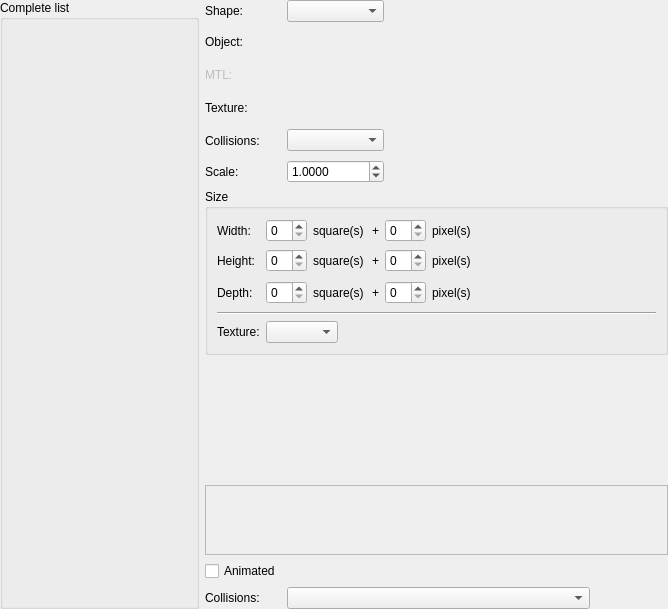
Old version of the form Editor/Dialogs/SpecialElements/panelspecialelements.ui in the repository RPG-Paper-Maker/RPG-Paper-Maker.
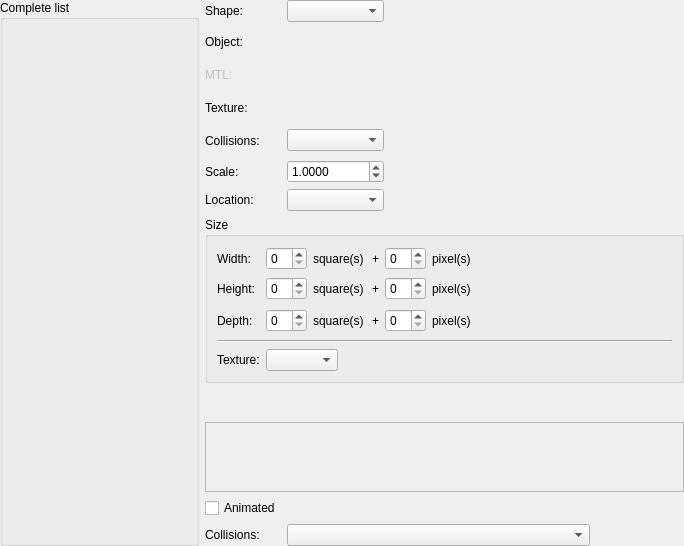
New version of the form. Custom widgets are drawn as their Qt base class.

Commit message: [WIP] Objects 3D: choose location centered or grounded: added position dropdown

What changed in the file:
```diff
--- a/Editor/Dialogs/SpecialElements/panelspecialelements.ui
+++ b/Editor/Dialogs/SpecialElements/panelspecialelements.ui
@@ -6,8 +6,8 @@
    <rect>
     <x>0</x>
     <y>0</y>
-    <width>668</width>
-    <height>609</height>
+    <width>684</width>
+    <height>546</height>
    </rect>
   </property>
   <property name="windowTitle">
@@ -66,47 +66,9 @@
       </widget>
      </item>
      <item>
-      <layout class="QGridLayout" name="gridLayout_3" rowstretch="0,0,0,0,0,0,0,1,1,1,0,0">
-       <item row="5" column="2" colspan="3">
-        <spacer name="horizontalSpacer_6">
-         <property name="orientation">
-          <enum>Qt::Horizontal</enum>
-         </property>
-         <property name="sizeHint" stdset="0">
-          <size>
-           <width>228</width>
-           <height>20</height>
-          </size>
-         </property>
-        </spacer>
-       </item>
-       <item row="9" column="0" colspan="5">
-        <widget class="QScrollArea" name="scrollArea">
-         <property name="widgetResizable">
-          <bool>true</bool>
-         </property>
-         <widget class="QWidget" name="scrollAreaWidgetContents">
-          <property name="geometry">
-           <rect>
-            <x>0</x>
-            <y>0</y>
-            <width>457</width>
-            <height>68</height>
-           </rect>
-          </property>
-          <layout class="QGridLayout" name="gridLayout_5">
-           <item row="0" column="0">
-            <widget class="WidgetShowPicture" name="widgetShowPicture" native="true"/>
-           </item>
-          </layout>
-         </widget>
-        </widget>
-       </item>
-       <item row="2" column="1" colspan="2">
-        <widget class="WidgetShape" name="widgetShapeMtl" native="true">
-         <property name="enabled">
-          <bool>false</bool>
-         </property>
+      <layout class="QGridLayout" name="gridLayout_3" rowstretch="0,0,0,0,0,0,0,1,1,1,0,0,0">
+       <item row="4" column="2" colspan="2">
+        <widget class="WidgetShape" name="widgetShapeCollisions" native="true">
          <property name="minimumSize">
           <size>
            <width>200</width>
@@ -121,6 +83,13 @@
          </property>
         </widget>
        </item>
+       <item row="4" column="0">
+        <widget class="QLabel" name="labelCollisions">
+         <property name="text">
+          <string>Collisions:</string>
+         </property>
+        </widget>
+       </item>
        <item row="0" column="2" colspan="3">
         <spacer name="horizontalSpacer_4">
          <property name="orientation">
@@ -134,76 +103,7 @@
          </property>
         </spacer>
        </item>
-       <item row="4" column="4">
-        <spacer name="horizontalSpacer">
-         <property name="orientation">
-          <enum>Qt::Horizontal</enum>
-         </property>
-         <property name="sizeHint" stdset="0">
-          <size>
-           <width>18</width>
-           <height>20</height>
-          </size>
-         </property>
-        </spacer>
-       </item>
-       <item row="11" column="4">
-        <spacer name="horizontalSpacer_7">
-         <property name="orientation">
-          <enum>Qt::Horizontal</enum>
-         </property>
-         <property name="sizeHint" stdset="0">
-          <size>
-           <width>40</width>
-           <height>20</height>
-          </size>
-         </property>
-        </spacer>
-       </item>
-       <item row="4" column="1">
-        <widget class="QComboBox" name="comboBoxCollision"/>
-       </item>
-       <item row="8" column="0" colspan="5">
-        <widget class="WidgetPreviewObject3D" name="widgetPreviewObject3D" native="true"/>
-       </item>
-       <item row="3" column="0">
-        <widget class="QLabel" name="labelTexture">
-         <property name="text">
-          <string>Texture:</string>
-         </property>
-        </widget>
-       </item>
-       <item row="1" column="3" rowspan="3" colspan="2">
-        <spacer name="horizontalSpacer_5">
-         <property name="orientation">
-          <enum>Qt::Horizontal</enum>
-         </property>
-         <property name="sizeHint" stdset="0">
-          <size>
-           <width>118</width>
-           <height>78</height>
-          </size>
-         </property>
-        </spacer>
-       </item>
-       <item row="0" column="1">
-        <widget class="QComboBox" name="comboBoxShape"/>
-       </item>
-       <item row="0" column="0">
-        <widget class="QLabel" name="labelShape">
-         <property name="text">
-          <string>Shape:</string>
-         </property>
-        </widget>
-       </item>
-       <item row="1" column="0">
-        <widget class="QLabel" name="labelObject">
-         <property name="text">
-          <string>Object:</string>
-         </property>
-        </widget>
-       </item>
-       <item row="6" column="0" colspan="5">
+       <item row="7" column="0" colspan="5">
         <widget class="QGroupBox" name="groupBoxSize">
          <property name="minimumSize">
           <size>
@@ -367,8 +267,14 @@
          </layout>
         </widget>
        </item>
-       <item row="4" column="2" colspan="2">
-        <widget class="WidgetShape" name="widgetShapeCollisions" native="true">
+       <item row="0" column="1">
+        <widget class="QComboBox" name="comboBoxShape"/>
+       </item>
+       <item row="4" column="1">
+        <widget class="QComboBox" name="comboBoxCollision"/>
+       </item>
+       <item row="3" column="1" colspan="2">
+        <widget class="WidgetPicture" name="widgetPicture" native="true">
          <property name="minimumSize">
           <size>
            <width>200</width>
@@ -383,13 +289,179 @@
          </property>
         </widget>
        </item>
-       <item row="4" column="0">
-        <widget class="QLabel" name="labelCollisions">
+       <item row="11" column="1" colspan="4">
+        <spacer name="horizontalSpacer_8">
+         <property name="orientation">
+          <enum>Qt::Horizontal</enum>
+         </property>
+         <property name="sizeHint" stdset="0">
+          <size>
+           <width>0</width>
+           <height>0</height>
+          </size>
+         </property>
+        </spacer>
+       </item>
+       <item row="10" column="0" colspan="5">
+        <widget class="QScrollArea" name="scrollArea">
+         <property name="widgetResizable">
+          <bool>true</bool>
+         </property>
+         <widget class="QWidget" name="scrollAreaWidgetContents">
+          <property name="geometry">
+           <rect>
+            <x>0</x>
+            <y>0</y>
+            <width>473</width>
+            <height>68</height>
+           </rect>
+          </property>
+          <layout class="QGridLayout" name="gridLayout_5">
+           <item row="0" column="0">
+            <widget class="WidgetShowPicture" name="widgetShowPicture" native="true"/>
+           </item>
+          </layout>
+         </widget>
+        </widget>
+       </item>
+       <item row="2" column="0">
+        <widget class="QLabel" name="labelMtl">
+         <property name="enabled">
+          <bool>false</bool>
+         </property>
+         <property name="text">
+          <string>MTL:</string>
+         </property>
+        </widget>
+       </item>
+       <item row="5" column="2" colspan="3">
+        <spacer name="horizontalSpacer_6">
+         <property name="orientation">
+          <enum>Qt::Horizontal</enum>
+         </property>
+         <property name="sizeHint" stdset="0">
+          <size>
+           <width>228</width>
+           <height>20</height>
+          </size>
+         </property>
+        </spacer>
+       </item>
+       <item row="8" column="0" colspan="5">
+        <widget class="WidgetTilesetSettings" name="widgetTilesetSettings" native="true"/>
+       </item>
+       <item row="1" column="0">
+        <widget class="QLabel" name="labelObject">
+         <property name="text">
+          <string>Object:</string>
+         </property>
+        </widget>
+       </item>
+       <item row="12" column="4">
+        <spacer name="horizontalSpacer_7">
+         <property name="orientation">
+          <enum>Qt::Horizontal</enum>
+         </property>
+         <property name="sizeHint" stdset="0">
+          <size>
+           <width>40</width>
+           <height>20</height>
+          </size>
+         </property>
+        </spacer>
+       </item>
+       <item row="12" column="0">
+        <widget class="QLabel" name="labelCollisionMountains">
          <property name="text">
           <string>Collisions:</string>
          </property>
         </widget>
        </item>
+       <item row="5" column="0">
+        <widget class="QLabel" name="labelScale">
+         <property name="text">
+          <string>Scale:</string>
+         </property>
+        </widget>
+       </item>
+       <item row="3" column="0">
+        <widget class="QLabel" name="labelTexture">
+         <property name="text">
+          <string>Texture:</string>
+         </property>
+        </widget>
+       </item>
+       <item row="1" column="3" rowspan="3" colspan="2">
+        <spacer name="horizontalSpacer_5">
+         <property name="orientation">
+          <enum>Qt::Horizontal</enum>
+         </property>
+         <property name="sizeHint" stdset="0">
+          <size>
+           <width>118</width>
+           <height>78</height>
+          </size>
+         </property>
+        </spacer>
+       </item>
+       <item row="2" column="1" colspan="2">
+        <widget class="WidgetShape" name="widgetShapeMtl" native="true">
+         <property name="enabled">
+          <bool>false</bool>
+         </property>
+         <property name="minimumSize">
+          <size>
+           <width>200</width>
+           <height>27</height>
+          </size>
+         </property>
+         <property name="maximumSize">
+          <size>
+           <width>200</width>
+           <height>27</height>
+          </size>
+         </property>
+        </widget>
+       </item>
+       <item row="1" column="1" colspan="2">
+        <widget class="WidgetShape" name="widgetShapeObj" native="true">
+         <property name="minimumSize">
+          <size>
+           <width>200</width>
+           <height>27</height>
+          </size>
+         </property>
+         <property name="maximumSize">
+          <size>
+           <width>200</width>
+           <height>27</height>
+          </size>
+         </property>
+        </widget>
+       </item>
+       <item row="0" column="0">
+        <widget class="QLabel" name="labelShape">
+         <property name="text">
+          <string>Shape:</string>
+         </property>
+        </widget>
+       </item>
+       <item row="9" column="0" colspan="5">
+        <widget class="WidgetPreviewObject3D" name="widgetPreviewObject3D" native="true"/>
+       </item>
+       <item row="4" column="4">
+        <spacer name="horizontalSpacer">
+         <property name="orientation">
+          <enum>Qt::Horizontal</enum>
+         </property>
+         <property name="sizeHint" stdset="0">
+          <size>
+           <width>18</width>
+           <height>20</height>
+          </size>
+         </property>
+        </spacer>
+       </item>
        <item row="5" column="1">
         <widget class="QDoubleSpinBox" name="doubleSpinBoxScale">
          <property name="decimals">
@@ -400,87 +472,25 @@
          </property>
         </widget>
        </item>
-       <item row="11" column="0">
-        <widget class="QLabel" name="labelCollisionMountains">
-         <property name="text">
-          <string>Collisions:</string>
-         </property>
-        </widget>
-       </item>
-       <item row="11" column="1" colspan="3">
+       <item row="12" column="1" colspan="3">
         <widget class="QComboBox" name="comboBoxCollisionMountains"/>
        </item>
-       <item row="7" column="0" colspan="5">
-        <widget class="WidgetTilesetSettings" name="widgetTilesetSettings" native="true"/>
-       </item>
-       <item row="2" column="0">
-        <widget class="QLabel" name="labelMtl">
-         <property name="enabled">
-          <bool>false</bool>
-         </property>
-         <property name="text">
-          <string>MTL:</string>
-         </property>
-        </widget>
-       </item>
-       <item row="1" column="1" colspan="2">
-        <widget class="WidgetShape" name="widgetShapeObj" native="true">
-         <property name="minimumSize">
-          <size>
-           <width>200</width>
-           <height>27</height>
-          </size>
-         </property>
-         <property name="maximumSize">
-          <size>
-           <width>200</width>
-           <height>27</height>
-          </size>
-         </property>
-        </widget>
-       </item>
-       <item row="3" column="1" colspan="2">
-        <widget class="WidgetPicture" name="widgetPicture" native="true">
-         <property name="minimumSize">
-          <size>
-           <width>200</width>
-           <height>27</height>
-          </size>
-         </property>
-         <property name="maximumSize">
-          <size>
-           <width>200</width>
-           <height>27</height>
-          </size>
-         </property>
-        </widget>
-       </item>
-       <item row="5" column="0">
-        <widget class="QLabel" name="labelScale">
-         <property name="text">
-          <string>Scale:</string>
-         </property>
-        </widget>
-       </item>
-       <item row="10" column="0">
+       <item row="11" column="0">
         <widget class="QCheckBox" name="checkBoxAnimated">
          <property name="text">
           <string>Animated</string>
          </property>
         </widget>
        </item>
-       <item row="10" column="1" colspan="4">
-        <spacer name="horizontalSpacer_8">
-         <property name="orientation">
-          <enum>Qt::Horizontal</enum>
+       <item row="6" column="0">
+        <widget class="QLabel" name="labelPosition">
+         <property name="text">
+          <string>Location:</string>
          </property>
-         <property name="sizeHint" stdset="0">
-          <size>
-           <width>0</width>
-           <height>0</height>
-          </size>
-         </property>
-        </spacer>
+        </widget>
+       </item>
+       <item row="6" column="1">
+        <widget class="QComboBox" name="comboBoxPosition"/>
        </item>
       </layout>
      </item>
```
The commit also changes 8 other files.
